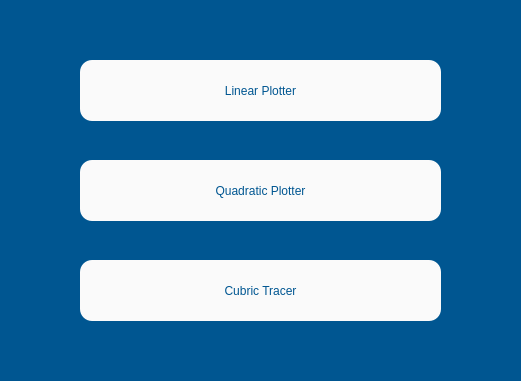
Old version of the form Designer/splines_window.ui in the repository ManuelG28/Numerikiando; both pictures show x 170 to 691 and y 170 to 551 of the 850 by 650 pixel window.
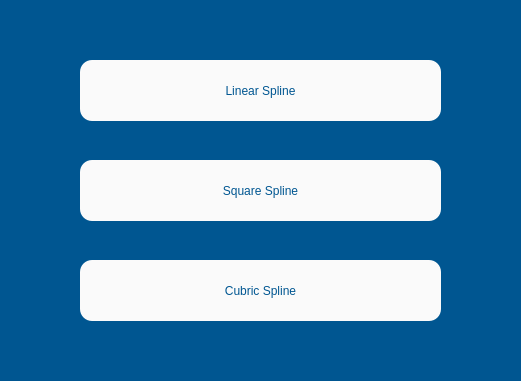
New version of the form. Icons and pictures are not drawn.

Diff of the .ui file:
```diff
--- a/Designer/splines_window.ui
+++ b/Designer/splines_window.ui
@@ -122,7 +122,7 @@
 </string>
    </property>
    <property name="text">
-    <string>Linear Plotter</string>
+    <string>Linear Spline</string>
    </property>
   </widget>
   <widget class="QPushButton" name="quadratic_button">
@@ -142,7 +142,7 @@
 </string>
    </property>
    <property name="text">
-    <string>Quadratic Plotter</string>
+    <string>Square Spline</string>
    </property>
   </widget>
   <widget class="QPushButton" name="cubric_button">
@@ -162,7 +162,7 @@
 </string>
    </property>
    <property name="text">
-    <string>Cubric Tracer</string>
+    <string>Cubric Spline</string>
    </property>
   </widget>
   <widget class="QPushButton" name="back_button">
```
